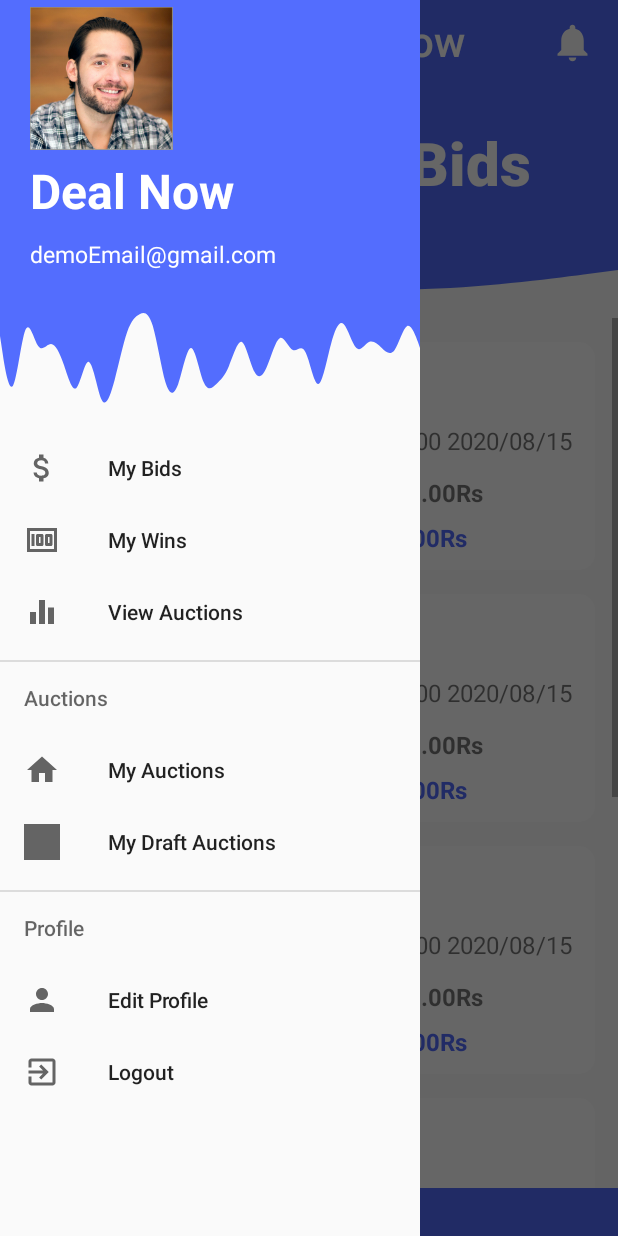
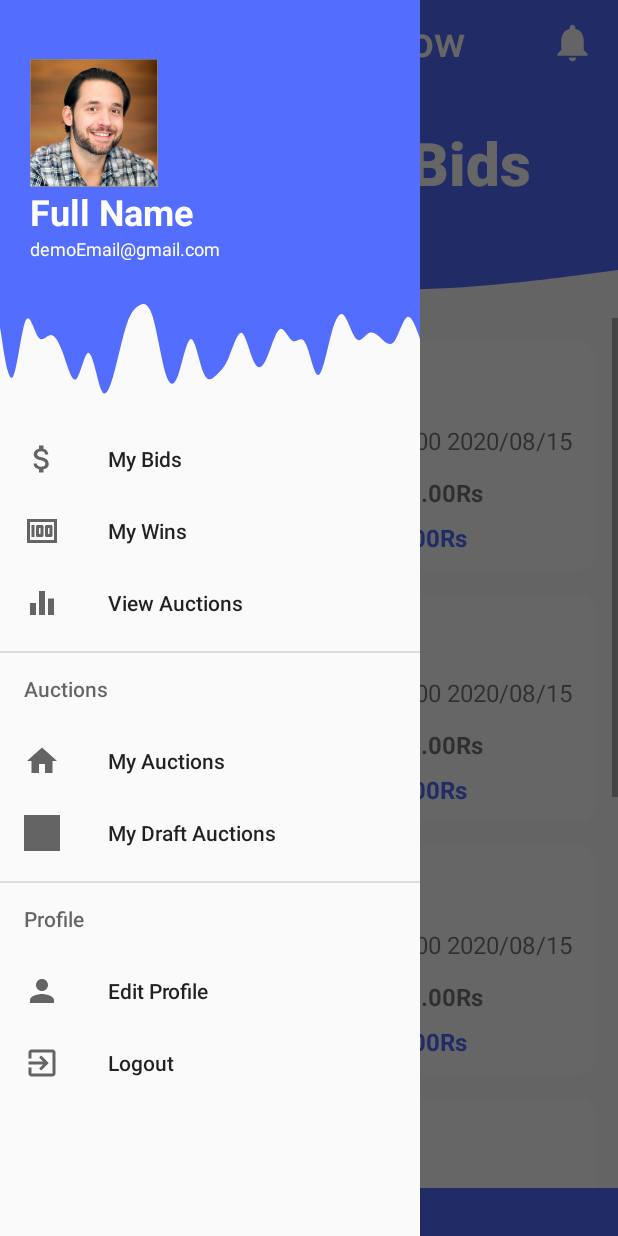
Before and after one commit to MahendraThammita/Online_Bidding_System--Android, an Android app: the myBids screen opened directly, with no data from a screen before it, with the side drawer open, on a phone screen of 412 x 824 dp. Run offline under Robolectric (Android 15) with nearby library versions, the phone set to English and light mode, and no system bars; our stand-ins replace Firebase (no records; nobody signed in at launch, a user with empty details on screens opened directly); plain views replace ChipNavigationBar; Roboto replaces fonts that are not available here.

Commit message:
Drawable header fixed(Outofmemory Exception solved)

```diff
--- a/app/src/main/res/layout/activity_my_bids.xml
+++ b/app/src/main/res/layout/activity_my_bids.xml
@@ -6,7 +6,7 @@
     android:layout_width="match_parent"
     android:layout_height="match_parent"
     android:fitsSystemWindows="true"
-    tools:openDrawer="">//start
+    tools:openDrawer="start">//start
 
     <com.google.android.material.navigation.NavigationView
         android:id="@+id/nav_view"
--- a/app/src/main/res/layout/drawerheader.xml
+++ b/app/src/main/res/layout/drawerheader.xml
@@ -8,34 +8,37 @@
 
     <LinearLayout
         android:layout_width="match_parent"
-        android:layout_height="200dp"
+        android:layout_height="194dp"
         android:background="@color/colorPrimary"
         android:gravity="bottom"
-        android:paddingLeft="20dp"
-        android:paddingBottom="20dp"
-        android:orientation="vertical">
+        android:orientation="vertical"
+        android:padding="20dp"
+        android:layout_gravity="center_vertical">
 
         <androidx.cardview.widget.CardView
-            android:layout_width="95dp"
-            android:layout_height="95dp"
-            app:cardCornerRadius="80dp">
+            android:layout_width="85dp"
+            android:layout_height="85dp"
+            app:cardCornerRadius="64dp">
+
             <ImageView
-                android:layout_width="95dp"
-                android:layout_height="95dp"
+                android:layout_width="85dp"
+                android:layout_height="85dp"
                 android:src="@drawable/sampleuser">
 
             </ImageView>
         </androidx.cardview.widget.CardView>
 
+
+
             <TextView
                 android:layout_width="wrap_content"
                 android:layout_height="wrap_content"
-            android:layout_marginTop="5dp"
                 android:fontFamily="@font/amita"
-            android:text="@string/app_name_sell"
+                android:text="@string/name"
                 android:textColor="@color/white"
-            android:textSize="32sp"
+                android:textSize="24sp"
                 android:textStyle="bold"
+                android:padding="0dp"
                 tools:text="@tools:sample/full_names">
 
 
@@ -46,11 +49,14 @@
                 android:layout_height="wrap_content"
                 android:text="@string/EmailDemo"
                 android:textColor="@color/white"
-            android:textSize="15dp"
-            android:layout_marginTop="10dp"></TextView>
+                android:textSize="12dp"></TextView>
+
+
+
 
 
     </LinearLayout>
+
     <LinearLayout
         android:layout_width="match_parent"
         android:layout_height="80dp"
--- a/app/src/main/res/values/styles.xml
+++ b/app/src/main/res/values/styles.xml
@@ -5,7 +5,7 @@
         <item name="colorPrimary">@color/colorPrimary</item>
         <item name="colorPrimaryDark">@color/colorPrimaryDark</item>
         <item name="colorAccent">@color/colorAccent</item>
-        <item name="colorControlHighlight">@color/Monet_coloe</item>
+        <item name="colorControlHighlight">@color/lowGray</item>
     </style>
     <style name="roundedImages">
         <item name="cornerFamily">rounded</item>
```
Lines whose indentation alone changed are shown as unchanged.
